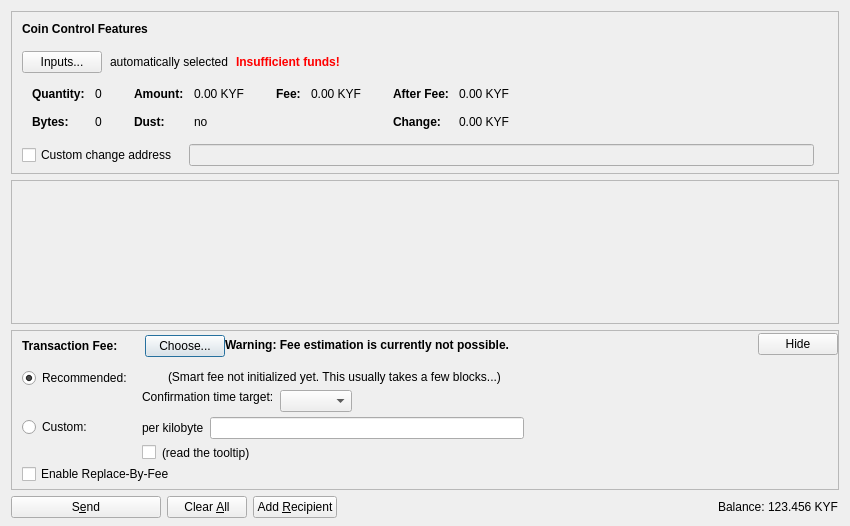
NicolasChoukroun/Kryptofranc, file kryptofranccore/src/qt/forms/sendcoinsdialog.ui: the form before one commit.
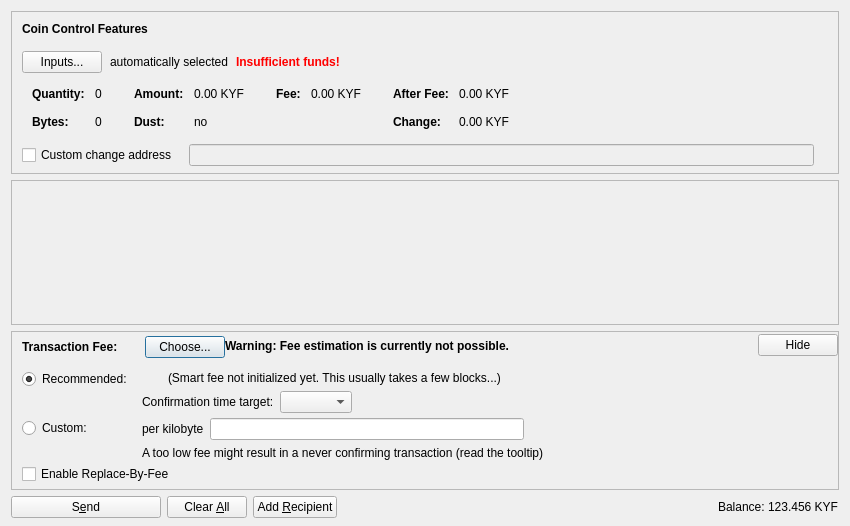
The form after the commit. Icons and pictures are not drawn. Custom widgets are drawn as their Qt base class.

Patch:
```diff
--- a/kryptofranccore/src/qt/forms/sendcoinsdialog.ui
+++ b/kryptofranccore/src/qt/forms/sendcoinsdialog.ui
@@ -878,17 +878,7 @@
                <item>
                 <layout class="QHBoxLayout" name="horizontalLayoutFee8">
                  <item>
-                  <widget class="QCheckBox" name="checkBoxMinimumFee">
-                   <property name="toolTip">
-                    <string>Paying only the minimum fee is just fine as long as there is less transaction volume than space in the blocks. But be aware that this can end up in a never confirming transaction once there is more demand for kryptofranc transactions than the network can process.</string>
-                   </property>
-                   <property name="text">
-                    <string/>
-                   </property>
-                  </widget>
-                 </item>
-                 <item>
-                  <widget class="QLabel" name="labelMinFeeWarning">
+                  <widget class="QLabel" name="labelCustomFeeWarning">
                    <property name="enabled">
                     <bool>true</bool>
                    </property>
@@ -896,10 +886,7 @@
                     <string>Paying only the minimum fee is just fine as long as there is less transaction volume than space in the blocks. But be aware that this can end up in a never confirming transaction once there is more demand for kryptofranc transactions than the network can process.</string>
                    </property>
                    <property name="text">
-                    <string>(read the tooltip)</string>
-                   </property>
-                   <property name="margin">
-                    <number>5</number>
+                    <string>A too low fee might result in a never confirming transaction (read the tooltip)</string>
                    </property>
                   </widget>
                  </item>
@@ -992,9 +979,6 @@
                    <property name="text">
                     <string/>
                    </property>
-                   <property name="margin">
-                    <number>2</number>
-                   </property>
                   </widget>
                  </item>
                  <item>
@@ -1009,9 +993,6 @@
                    <property name="text">
                     <string>(Smart fee not initialized yet. This usually takes a few blocks...)</string>
                    </property>
-                   <property name="margin">
-                    <number>2</number>
-                   </property>
                   </widget>
                  </item>
                  <item>
@@ -1038,24 +1019,8 @@
                      <property name="text">
                       <string>Confirmation time target:</string>
                      </property>
-                     <property name="margin">
-                      <number>2</number>
-                     </property>
                     </widget>
                    </item>
-                   <item>
-                    <spacer name="verticalSpacer_3">
-                     <property name="orientation">
-                      <enum>Qt::Vertical</enum>
-                     </property>
-                     <property name="sizeHint" stdset="0">
-                      <size>
-                       <width>1</width>
-                       <height>1</height>
-                      </size>
-                     </property>
-                    </spacer>
-                   </item>
                   </layout>
                  </item>
                  <item>
```
Left out of the diff: 2 changed lines with no effect on the pictures.
